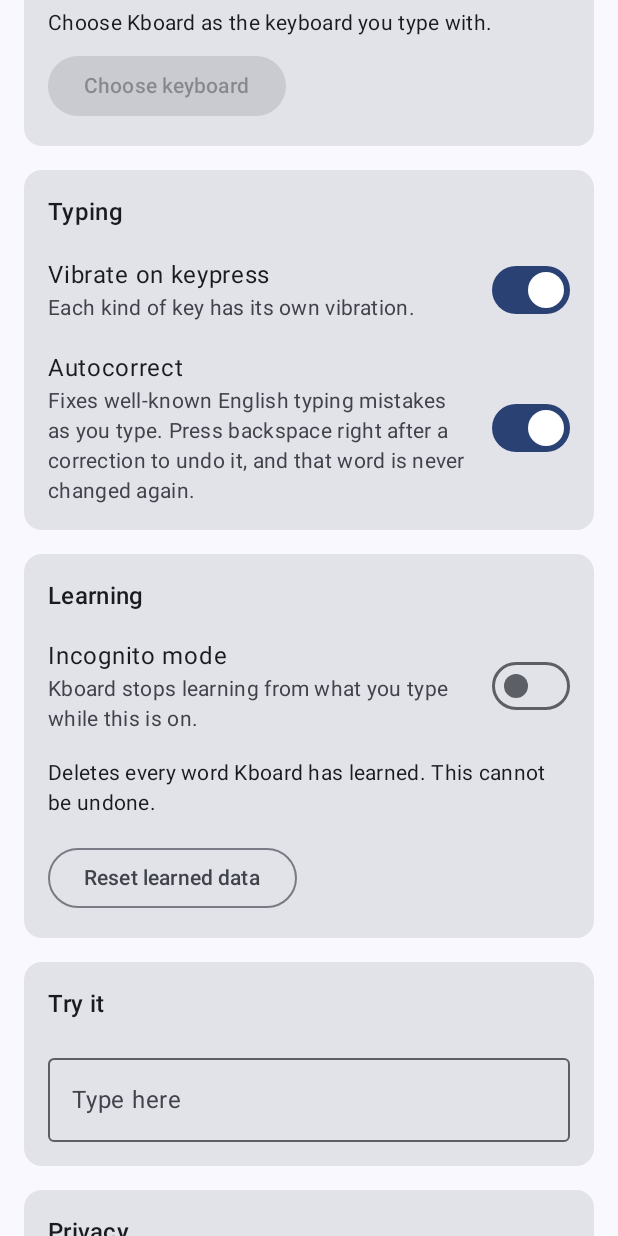
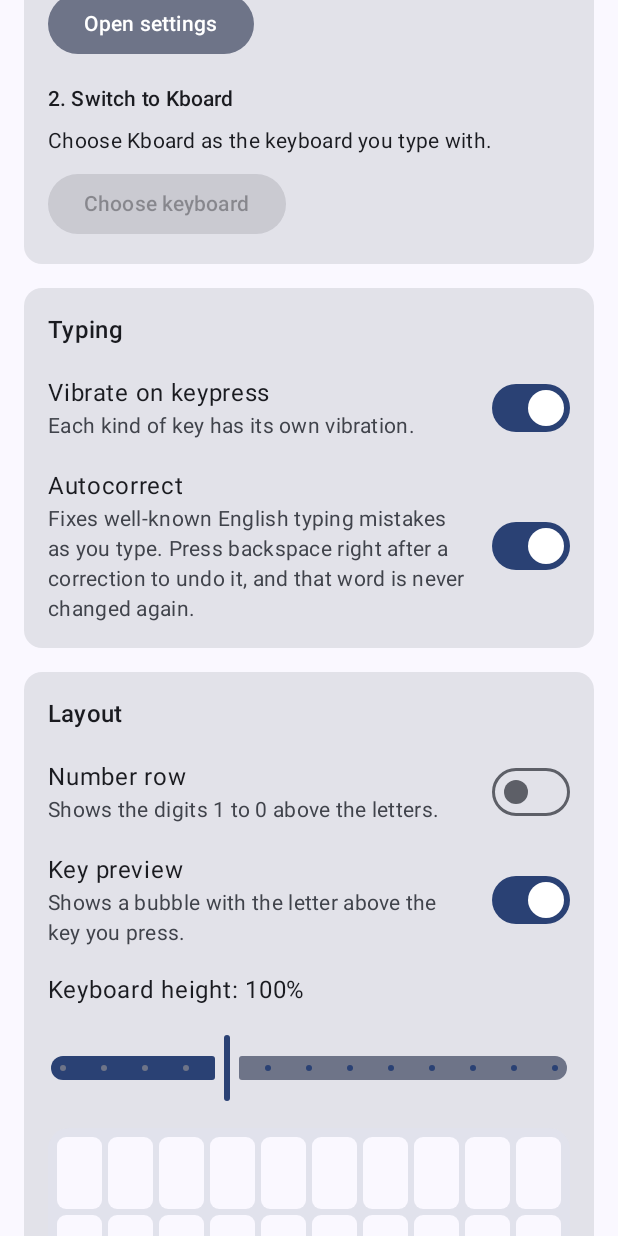
Before and after one commit to asikrshoudo/kboard, an Android app built with Jetpack Compose: the screen it shows after launch (MainActivity), on a phone screen of 412 x 824 dp. Run offline under Robolectric (Android 15) with nearby library versions, the phone set to English and light mode, and no system bars; our stand-ins replace Dagger/Hilt's generated code, Room's generated code.

Commit message:
feat(app): layout card with number row, key preview and keyboard height

```diff
--- a/app/src/main/kotlin/com/kboard/thekami/MainActivity.kt
+++ b/app/src/main/kotlin/com/kboard/thekami/MainActivity.kt
@@ -12,6 +12,7 @@ import androidx.compose.runtime.setValue
 import com.kboard.thekami.setup.KeyboardStatus
 import com.kboard.thekami.ui.HomeActions
 import com.kboard.thekami.ui.HomeScreen
+import com.kboard.thekami.ui.LayoutActions
 import com.kboard.thekami.ui.SettingsViewModel
 import com.kboard.thekami.ui.theme.KboardTheme
 import dagger.hilt.android.AndroidEntryPoint
@@ -32,10 +33,15 @@ class MainActivity : ComponentActivity() {
             onIncognitoChange = viewModel::setIncognitoEnabled,
             onResetLearning = viewModel::resetLearnedData,
         )
+        val layoutActions = LayoutActions(
+            onNumberRowChange = viewModel::setNumberRowEnabled,
+            onKeyPreviewChange = viewModel::setKeyPreviewEnabled,
+            onHeightChange = viewModel::setKeyboardHeightPercent,
+        )
         setContent {
             KboardTheme {
                 val settings by viewModel.settings.collectAsState()
-                HomeScreen(status, resumeCount, settings, actions)
+                HomeScreen(status, resumeCount, settings, actions, layoutActions)
             }
         }
     }
--- a/app/src/main/kotlin/com/kboard/thekami/ui/HomeScreen.kt
+++ b/app/src/main/kotlin/com/kboard/thekami/ui/HomeScreen.kt
@@ -20,7 +20,9 @@ import com.kboard.thekami.setup.KeyboardStatus
 
 /**
  * The only screen. [refreshKey] changes every time the app returns to the
- * foreground, so the setup steps re-check the system state.
+ * foreground, so the setup steps re-check the system state. The layout card
+ * sits next to the "Try it" field so a changed layout can be seen on the real
+ * keyboard right away.
  */
 @Composable
 fun HomeScreen(
@@ -28,6 +30,7 @@ fun HomeScreen(
     refreshKey: Int,
     settings: KeyboardSettings,
     actions: HomeActions,
+    layoutActions: LayoutActions,
 ) {
     val enabled = remember(refreshKey) { status.isEnabled() }
     val selected = remember(refreshKey) { status.isSelected() }
@@ -50,8 +53,9 @@ fun HomeScreen(
                 onHapticsChange = actions.onHapticsChange,
                 onAutocorrectChange = actions.onAutocorrectChange,
             )
+            LayoutCard(settings.appearance, layoutActions)
+            TryItCard()
             LearningCard(settings.incognitoEnabled, actions.onIncognitoChange, actions.onResetLearning)
-            TryItCard()
             PrivacyCard()
         }
     }
--- /dev/null
+++ b/app/src/main/kotlin/com/kboard/thekami/ui/KeyboardPreview.kt
@@ -0,0 +1,54 @@
+package com.kboard.thekami.ui
+
+import androidx.compose.foundation.background
+import androidx.compose.foundation.layout.Box
+import androidx.compose.foundation.layout.Column
+import androidx.compose.foundation.layout.Row
+import androidx.compose.foundation.layout.fillMaxHeight
+import androidx.compose.foundation.layout.fillMaxWidth
+import androidx.compose.foundation.layout.height
+import androidx.compose.foundation.layout.padding
+import androidx.compose.foundation.shape.RoundedCornerShape
+import androidx.compose.material3.MaterialTheme
+import androidx.compose.runtime.Composable
+import androidx.compose.ui.Modifier
+import androidx.compose.ui.res.dimensionResource
+import com.kboard.thekami.R
+
+private const val KEYS_PER_ROW = 10
+private const val FULL_PERCENT = 100f
+
+/**
+ * A drawing of the keyboard's key grid: [rows] rows, as tall as the keyboard
+ * would be at [heightPercent]. It shows the size and the number row at a glance;
+ * the real keyboard changes once the slider is released.
+ */
+@Composable
+fun KeyboardPreview(rows: Int, heightPercent: Int) {
+    val keyHeight = dimensionResource(R.dimen.preview_key_height) * (heightPercent / FULL_PERCENT)
+    val gap = dimensionResource(R.dimen.preview_key_gap)
+    val keyShape = RoundedCornerShape(dimensionResource(R.dimen.preview_key_radius))
+    Column(
+        modifier = Modifier
+            .fillMaxWidth()
+            .background(
+                color = MaterialTheme.colorScheme.surfaceVariant,
+                shape = RoundedCornerShape(dimensionResource(R.dimen.preview_radius)),
+            )
+            .padding(gap),
+    ) {
+        repeat(rows) {
+            Row(modifier = Modifier.fillMaxWidth().height(keyHeight)) {
+                repeat(KEYS_PER_ROW) {
+                    Box(
+                        modifier = Modifier
+                            .weight(1f)
+                            .fillMaxHeight()
+                            .padding(gap / 2)
+                            .background(color = MaterialTheme.colorScheme.surface, shape = keyShape),
+                    )
+                }
+            }
+        }
+    }
+}
--- /dev/null
+++ b/app/src/main/kotlin/com/kboard/thekami/ui/LayoutActions.kt
@@ -0,0 +1,8 @@
+package com.kboard.thekami.ui
+
+/** What the user can change in the layout card. */
+class LayoutActions(
+    val onNumberRowChange: (Boolean) -> Unit,
+    val onKeyPreviewChange: (Boolean) -> Unit,
+    val onHeightChange: (Int) -> Unit,
+)
--- /dev/null
+++ b/app/src/main/kotlin/com/kboard/thekami/ui/LayoutCard.kt
@@ -0,0 +1,58 @@
+package com.kboard.thekami.ui
+
+import androidx.compose.material3.MaterialTheme
+import androidx.compose.material3.Slider
+import androidx.compose.material3.Text
+import androidx.compose.runtime.Composable
+import androidx.compose.runtime.getValue
+import androidx.compose.runtime.mutableFloatStateOf
+import androidx.compose.runtime.remember
+import androidx.compose.runtime.setValue
+import androidx.compose.ui.res.stringResource
+import com.kboard.thekami.R
+import com.kboard.thekami.data.settings.KeyboardAppearance
+import com.kboard.thekami.engine.layout.Layouts
+import kotlin.math.roundToInt
+
+/** Slider stops between the smallest and the largest height, not counting the two ends. */
+private const val HEIGHT_STEPS =
+    (KeyboardAppearance.MAX_HEIGHT_PERCENT - KeyboardAppearance.MIN_HEIGHT_PERCENT) /
+        KeyboardAppearance.HEIGHT_STEP_PERCENT - 1
+
+/** Number row, key preview and keyboard height, with a drawing of the resulting keyboard. */
+@Composable
+fun LayoutCard(appearance: KeyboardAppearance, actions: LayoutActions) {
+    // The slider moves freely while the finger drags; the choice is saved when it lifts.
+    var sliderValue by remember(appearance.heightPercent) {
+        mutableFloatStateOf(appearance.heightPercent.toFloat())
+    }
+    val percent = sliderValue.roundToInt()
+    SectionCard(title = stringResource(R.string.layout_title)) {
+        SwitchRow(
+            title = stringResource(R.string.number_row_title),
+            description = stringResource(R.string.number_row_description),
+            checked = appearance.numberRowEnabled,
+            onCheckedChange = actions.onNumberRowChange,
+        )
+        SwitchRow(
+            title = stringResource(R.string.key_preview_title),
+            description = stringResource(R.string.key_preview_description),
+            checked = appearance.keyPreviewEnabled,
+            onCheckedChange = actions.onKeyPreviewChange,
+        )
+        Text(text = stringResource(R.string.height_title, percent))
+        Slider(
+            value = sliderValue,
+            onValueChange = { sliderValue = it },
+            onValueChangeFinished = { actions.onHeightChange(sliderValue.roundToInt()) },
+            valueRange = KeyboardAppearance.MIN_HEIGHT_PERCENT.toFloat()..KeyboardAppearance.MAX_HEIGHT_PERCENT.toFloat(),
+            steps = HEIGHT_STEPS,
+        )
+        KeyboardPreview(rows = Layouts.rowCount(appearance.numberRowEnabled), heightPercent = percent)
+        Text(
+            text = stringResource(R.string.layout_hint),
+            style = MaterialTheme.typography.bodyMedium,
+            color = MaterialTheme.colorScheme.onSurfaceVariant,
+        )
+    }
+}
--- a/app/src/main/kotlin/com/kboard/thekami/ui/SettingsViewModel.kt
+++ b/app/src/main/kotlin/com/kboard/thekami/ui/SettingsViewModel.kt
@@ -35,6 +35,18 @@ class SettingsViewModel @Inject constructor(
         viewModelScope.launch { repository.setIncognitoEnabled(enabled) }
     }
 
+    fun setNumberRowEnabled(enabled: Boolean) {
+        viewModelScope.launch { repository.setNumberRowEnabled(enabled) }
+    }
+
+    fun setKeyPreviewEnabled(enabled: Boolean) {
+        viewModelScope.launch { repository.setKeyPreviewEnabled(enabled) }
+    }
+
+    fun setKeyboardHeightPercent(percent: Int) {
+        viewModelScope.launch { repository.setKeyboardHeightPercent(percent) }
+    }
+
     /** Deletes every learned word and word pair, and the corrections the user had undone. */
     fun resetLearnedData() {
         viewModelScope.launch {
--- /dev/null
+++ b/app/src/main/res/values/dimens_layout.xml
@@ -0,0 +1,8 @@
+<?xml version="1.0" encoding="utf-8"?>
+<resources>
+    <!-- Same as the real key height at 100 percent, so the drawing is true to size. -->
+    <dimen name="preview_key_height">52dp</dimen>
+    <dimen name="preview_key_gap">4dp</dimen>
+    <dimen name="preview_key_radius">6dp</dimen>
+    <dimen name="preview_radius">14dp</dimen>
+</resources>
--- /dev/null
+++ b/app/src/main/res/values/strings_layout.xml
@@ -0,0 +1,10 @@
+<?xml version="1.0" encoding="utf-8"?>
+<resources>
+    <string name="layout_title">Layout</string>
+    <string name="number_row_title">Number row</string>
+    <string name="number_row_description">Shows the digits 1 to 0 above the letters.</string>
+    <string name="key_preview_title">Key preview</string>
+    <string name="key_preview_description">Shows a bubble with the letter above the key you press.</string>
+    <string name="height_title">Keyboard height: %1$d%%</string>
+    <string name="layout_hint">The drawing shows the size. Tap the Type here box below to open the real keyboard; it changes when you lift your finger from the slider.</string>
+</resources>
```
